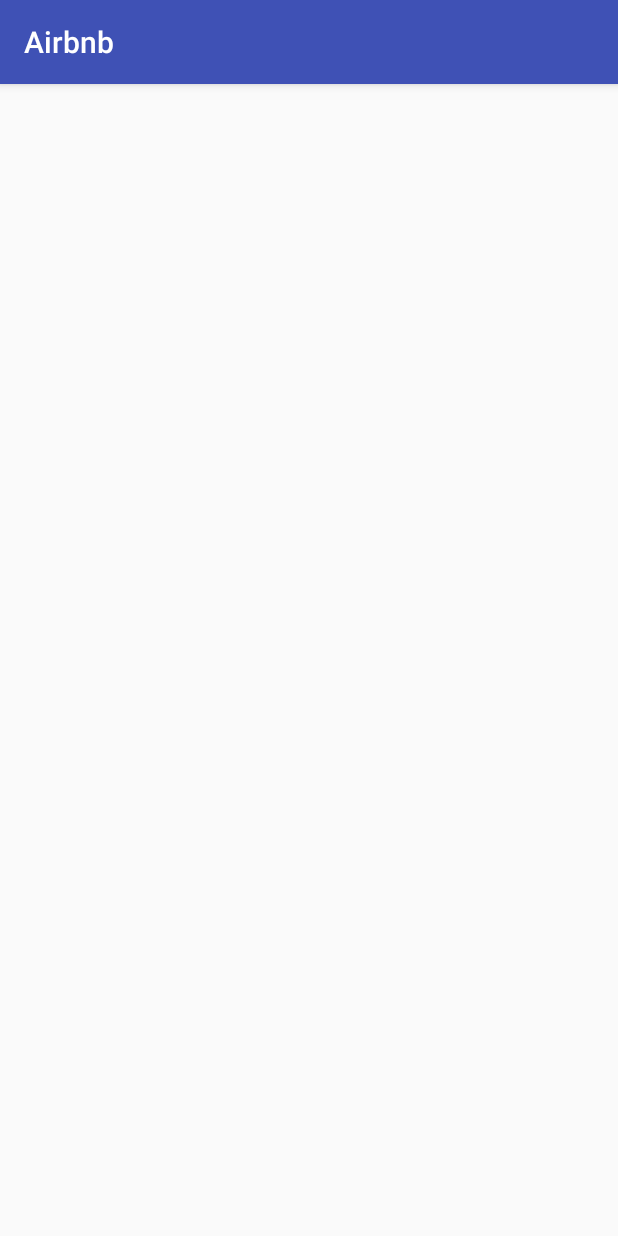
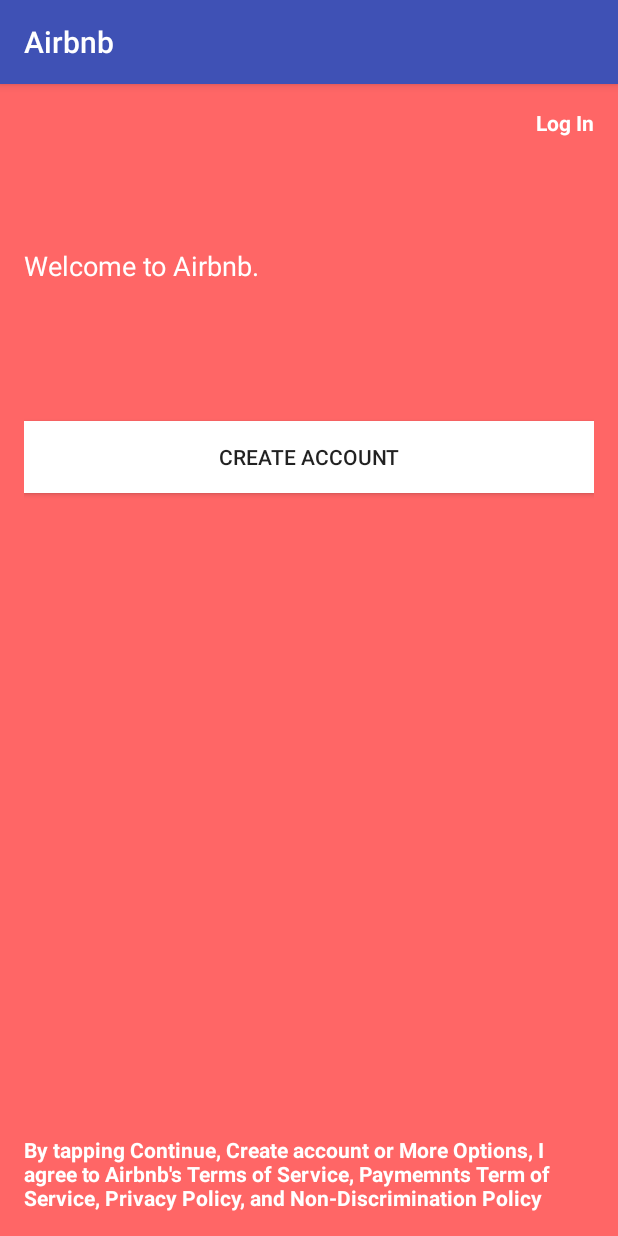
Before and after one commit to mattfranciswork0/Airbnb, an Android app: the WelcomeActivity screen opened directly, with no data from a screen before it, on a phone screen of 412 x 824 dp. Run offline under Robolectric (Android 15) with nearby library versions, the phone set to English and light mode, and no system bars.

Commit message:
Created a fragment for registration that asks for user's name.
...
Add: FrameLayout in activity_welcome to make elevation equal for all views.
Add: Drawables that shows if users can click proceed button or not. Added to if users' enter registration fields correctly.
...

```diff
--- a/app/src/main/res/layout/activity_welcome.xml
+++ b/app/src/main/res/layout/activity_welcome.xml
@@ -1,9 +1,66 @@
-<?xml version="1.0" encoding="utf-8"?>
-<android.support.constraint.ConstraintLayout xmlns:android="http://schemas.android.com/apk/res/android"
-    xmlns:app="http://schemas.android.com/apk/res-auto"
+<FrameLayout xmlns:android="http://schemas.android.com/apk/res/android"
     xmlns:tools="http://schemas.android.com/tools"
+    android:id="@+id/activity_welcome"
     android:layout_width="match_parent"
-    android:layout_height="match_parent"
-    tools:context="com.example.toshiba.airbnb.WelcomeActivity">
+    android:layout_height="match_parent">
+    <RelativeLayout
+        xmlns:android="http://schemas.android.com/apk/res/android"
+        xmlns:tools="http://schemas.android.com/tools"
+        android:id="@+id/relative_layout"
+        android:layout_width="match_parent"
+        android:layout_height="match_parent"
+        android:paddingBottom="@dimen/activity_vertical_margin"
+        android:paddingLeft="@dimen/activity_horizontal_margin"
+        android:paddingRight="@dimen/activity_horizontal_margin"
+        android:paddingTop="@dimen/activity_vertical_margin"
+        tools:context="com.example.toshiba.airbnb.WelcomeActivity"
+        android:background="#ff6666">
 
-</android.support.constraint.ConstraintLayout>
+        <TextView
+            android:text="By tapping Continue, Create account or More Options, I agree to Airbnb's Terms of Service, Paymemnts Term of Service, Privacy Policy, and Non-Discrimination Policy"
+            android:layout_width="wrap_content"
+            android:layout_height="wrap_content"
+            android:id="@+id/tvPolicy"
+            android:layout_alignParentBottom="true"
+            android:layout_alignParentLeft="true"
+            android:layout_alignParentStart="true"
+            android:textColor="#ffffff"
+            android:textStyle="normal|bold"/>
+
+        <TextView
+            android:text="Log In"
+            android:layout_width="wrap_content"
+            android:layout_height="wrap_content"
+            android:layout_alignParentTop="true"
+            android:layout_alignParentRight="true"
+            android:layout_alignParentEnd="true"
+            android:id="@+id/tvLog_in"
+            android:textStyle="normal|bold"
+            android:textColor="#ffffff"/>
+
+        <TextView
+            android:text="Welcome to Airbnb."
+            android:layout_width="wrap_content"
+            android:layout_height="wrap_content"
+            android:layout_marginTop="73dp"
+            android:id="@+id/tvWelcome"
+            android:textColor="#ffffff"
+            android:textSize="18sp"
+            android:layout_below="@+id/tvLog_in"
+            android:layout_alignParentLeft="true"
+            android:layout_alignParentStart="true"/>
+
+        <Button
+            android:text="Create Account"
+            android:layout_width="wrap_content"
+            android:layout_height="wrap_content"
+            android:id="@+id/bRegister"
+            android:background="#ffffff"
+            android:layout_marginTop="91dp"
+            android:layout_below="@+id/tvWelcome"
+            android:layout_alignParentLeft="true"
+            android:layout_alignParentStart="true"
+            android:layout_alignParentRight="true"
+            android:layout_alignParentEnd="true"/>
+    </RelativeLayout>
+</FrameLayout>
--- /dev/null
+++ b/app/src/main/res/values/dimens.xml
@@ -0,0 +1,5 @@
+<resources>
+    <!-- Default screen margins, per the Android Design guidelines. -->
+    <dimen name="activity_horizontal_margin">16dp</dimen>
+    <dimen name="activity_vertical_margin">16dp</dimen>
+</resources>
```
Also changed, not shown: app/src/main/java/com/example/toshiba/airbnb/RegisterNameFragment.java (added, +76 -0 lines), app/src/main/java/com/example/toshiba/airbnb/WelcomeActivity.java (+27 -0 lines), app/src/main/res/drawable/reg_proceed_button.xml (added, +10 -0 lines), app/src/main/res/drawable/reg_proceed_button_fail.xml (added, +10 -0 lines), app/src/main/res/layout/fragment_name.xml (added, +91 -0 lines).
